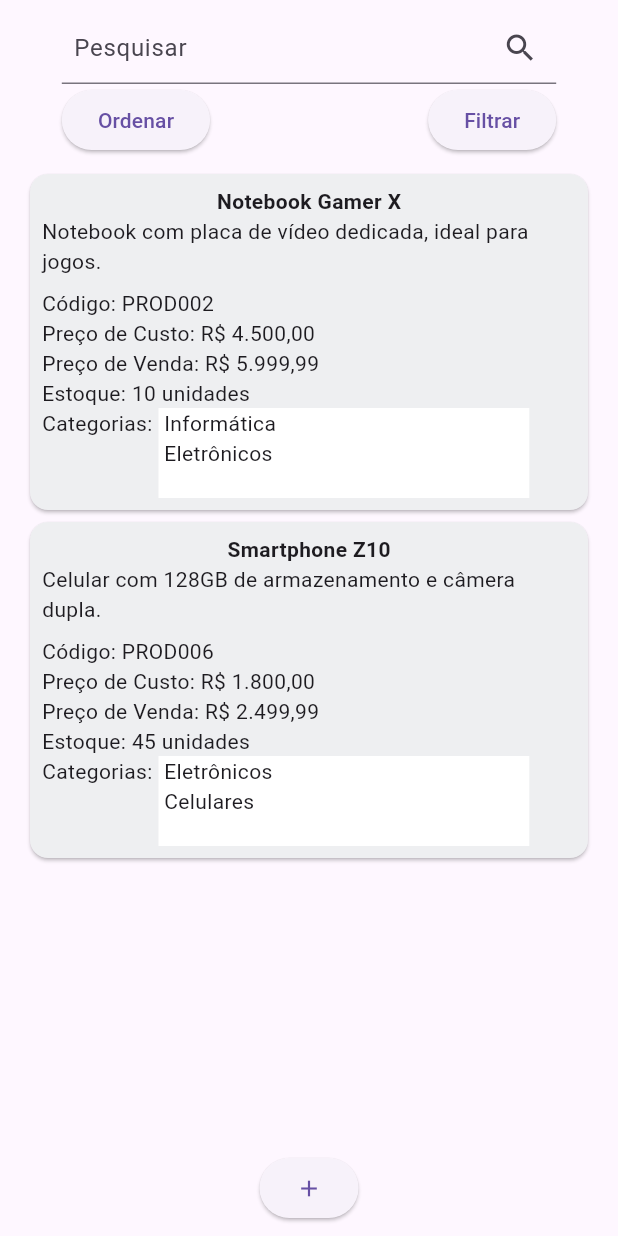
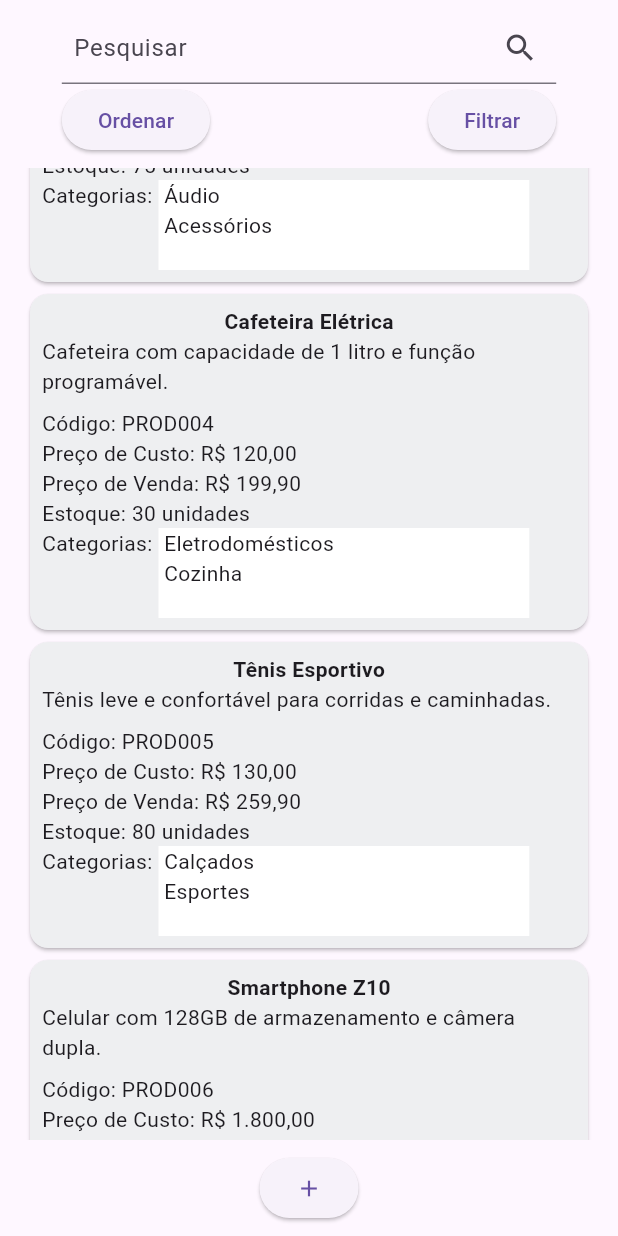
Before and after one commit to MatheusWDB/stock-flow, a Flutter app: the screen it shows after launch, scrolled down 576 dp, after a tap on "Filtrar", on a phone screen of 412 x 824 dp. Run offline on Flutter 3.47's test engine with Material 3 defaults, Android fonts, the phone set to English and light mode, and no system bars; our stand-ins replace diacritic.

Commit message:
Comparação sem acento na filtragem

```diff
--- a/frontend/lib/screens/product_list_screen.dart
+++ b/frontend/lib/screens/product_list_screen.dart
@@ -1,3 +1,4 @@
+import 'package:diacritic/diacritic.dart';
 import 'package:flutter/material.dart';
 import 'package:frontend/models/category.dart';
 import 'package:frontend/models/product.dart';
@@ -183,7 +184,7 @@ class _ProductListScreenState extends State<ProductListScreen> {
                         ),
                         ElevatedButton(
                           onPressed: () => setState(() {
-                            categoryFilter = "Eletrônicos";
+                            categoryFilter = "All";
                           }),
                           child: Text("Filtrar"),
                         ),
@@ -277,6 +278,8 @@ class _ProductListScreenState extends State<ProductListScreen> {
     );
   }
 
+  String normalize(String input) => removeDiacritics(input).toUpperCase();
+
   List<Product> sortProducts(List<Product> products) {
     products.sort((a, b) {
       int result = selector(a).compareTo(selector(b));
@@ -289,19 +292,18 @@ class _ProductListScreenState extends State<ProductListScreen> {
     products = categoryFilter == "All"
         ? products
         : products
-            .where((product) =>
-                product.categories.any((cat) => cat.name == categoryFilter))
+            .where((product) => product.categories
+                .map((cat) => cat.name)
+                .contains(categoryFilter))
             .toList();
 
     return nameOrCodeFilter.text.isNotEmpty
         ? products
             .where((product) =>
-                product.name
-                    .toUpperCase()
-                    .contains(nameOrCodeFilter.text.toUpperCase()) ||
-                product.code
-                    .toUpperCase()
-                    .contains(nameOrCodeFilter.text.toUpperCase()))
+                normalize(product.name)
+                    .contains(normalize(nameOrCodeFilter.text)) ||
+                normalize(product.code)
+                    .contains(normalize(nameOrCodeFilter.text)))
             .toList()
         : products;
   }
--- a/frontend/pubspec.yaml
+++ b/frontend/pubspec.yaml
@@ -42,6 +42,7 @@ dependencies:
   flutter_localizations:
     sdk: flutter
   graphic: ^2.5.1
+  diacritic: ^0.1.3
 
 #flutter_launcher_icons:
   #android: true
```
Also changed, not shown: frontend/pubspec.lock.
